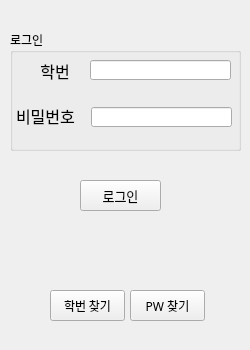
First picture: the form in project/login.ui, repository Tarel-IoT-PK/Campus, before the edit.
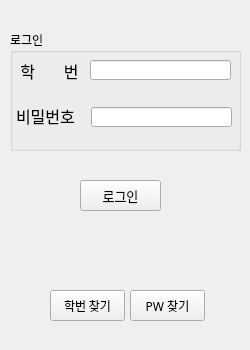
Second picture: the form after the edit.

The edit to the form file:
```diff
--- a/project/login.ui
+++ b/project/login.ui
@@ -82,9 +82,9 @@
    <widget class="QLabel" name="label">
     <property name="geometry">
      <rect>
-      <x>20</x>
+      <x>9</x>
       <y>30</y>
-      <width>50</width>
+      <width>61</width>
       <height>21</height>
      </rect>
     </property>
@@ -95,7 +95,7 @@
      </font>
     </property>
     <property name="text">
-     <string>학번</string>
+     <string>학        번</string>
     </property>
     <property name="alignment">
      <set>Qt::AlignCenter</set>
```
